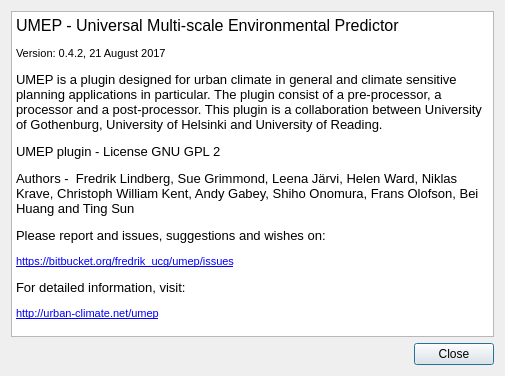
First picture: the form in UMEP_about.ui, repository UMEP-dev/UMEP, before the edit.
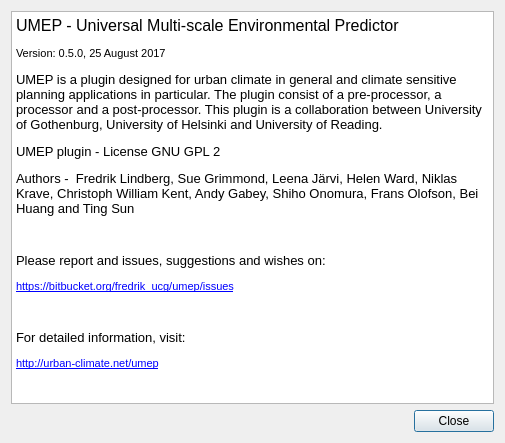
Second picture: the form after the edit.

```diff
--- a/UMEP_about.ui
+++ b/UMEP_about.ui
@@ -7,7 +7,7 @@
     <x>0</x>
     <y>0</y>
     <width>505</width>
-    <height>376</height>
+    <height>443</height>
    </rect>
   </property>
   <property name="windowTitle">
@@ -31,12 +31,14 @@
 p, li { white-space: pre-wrap; }
 &lt;/style&gt;&lt;/head&gt;&lt;body style=&quot; font-family:'MS Shell Dlg 2'; font-size:8.25pt; font-weight:400; font-style:normal;&quot;&gt;
 &lt;p style=&quot; margin-top:0px; margin-bottom:0px; margin-left:0px; margin-right:0px; -qt-block-indent:0; text-indent:0px;&quot;&gt;&lt;span style=&quot; font-size:12pt;&quot;&gt;UMEP - Universal Multi-scale Environmental Predictor &lt;/span&gt;&lt;/p&gt;
-&lt;p style=&quot; margin-top:12px; margin-bottom:12px; margin-left:0px; margin-right:0px; -qt-block-indent:0; text-indent:0px;&quot;&gt;&lt;span style=&quot; font-size:8pt;&quot;&gt;Version: 0.4.2, 21 August 2017&lt;/span&gt;&lt;/p&gt;
+&lt;p style=&quot; margin-top:12px; margin-bottom:12px; margin-left:0px; margin-right:0px; -qt-block-indent:0; text-indent:0px;&quot;&gt;&lt;span style=&quot; font-size:8pt;&quot;&gt;Version: 0.5.0, 25 August 2017&lt;/span&gt;&lt;/p&gt;
 &lt;p style=&quot; margin-top:12px; margin-bottom:12px; margin-left:0px; margin-right:0px; -qt-block-indent:0; text-indent:0px;&quot;&gt;&lt;span style=&quot; font-size:10pt;&quot;&gt;UMEP is a plugin designed for urban climate in general and climate sensitive planning applications in particular. The plugin consist of a pre-processor, a processor and a post-processor. This plugin is a collaboration between University of Gothenburg, University of Helsinki and University of Reading.&lt;/span&gt;&lt;/p&gt;
 &lt;p style=&quot; margin-top:12px; margin-bottom:12px; margin-left:0px; margin-right:0px; -qt-block-indent:0; text-indent:0px;&quot;&gt;&lt;span style=&quot; font-size:10pt;&quot;&gt;UMEP plugin - License GNU GPL 2&lt;/span&gt;&lt;/p&gt;
 &lt;p style=&quot; margin-top:12px; margin-bottom:12px; margin-left:0px; margin-right:0px; -qt-block-indent:0; text-indent:0px;&quot;&gt;&lt;span style=&quot; font-size:10pt;&quot;&gt;Authors -  Fredrik Lindberg, Sue Grimmond, Leena Järvi, Helen Ward, Niklas Krave, Christoph William Kent, Andy Gabey, Shiho Onomura, Frans Olofson, Bei Huang and Ting Sun&lt;/span&gt;&lt;/p&gt;
+&lt;p style=&quot;-qt-paragraph-type:empty; margin-top:12px; margin-bottom:12px; margin-left:0px; margin-right:0px; -qt-block-indent:0; text-indent:0px; font-size:8pt;&quot;&gt;&lt;br /&gt;&lt;/p&gt;
 &lt;p style=&quot; margin-top:12px; margin-bottom:12px; margin-left:0px; margin-right:0px; -qt-block-indent:0; text-indent:0px;&quot;&gt;&lt;span style=&quot; font-size:10pt;&quot;&gt;Please report and issues, suggestions and wishes on:&lt;/span&gt;&lt;/p&gt;
 &lt;p style=&quot; margin-top:12px; margin-bottom:12px; margin-left:0px; margin-right:0px; -qt-block-indent:0; text-indent:0px;&quot;&gt;&lt;a href=&quot;https://bitbucket.org/fredrik_ucg/umep/issues&quot;&gt;&lt;span style=&quot; font-size:8pt; text-decoration: underline; color:#0000ff;&quot;&gt;https://bitbucket.org/fredrik_ucg/umep/issues&lt;/span&gt;&lt;/a&gt;&lt;/p&gt;
+&lt;p style=&quot;-qt-paragraph-type:empty; margin-top:12px; margin-bottom:12px; margin-left:0px; margin-right:0px; -qt-block-indent:0; text-indent:0px; font-size:8pt;&quot;&gt;&lt;br /&gt;&lt;/p&gt;
 &lt;p style=&quot; margin-top:12px; margin-bottom:12px; margin-left:0px; margin-right:0px; -qt-block-indent:0; text-indent:0px;&quot;&gt;&lt;span style=&quot; font-size:10pt;&quot;&gt;For detailed information, visit:&lt;/span&gt;&lt;/p&gt;
 &lt;p style=&quot; margin-top:12px; margin-bottom:12px; margin-left:0px; margin-right:0px; -qt-block-indent:0; text-indent:0px;&quot;&gt;&lt;a href=&quot;http://urban-climate.net/umep&quot;&gt;&lt;span style=&quot; font-size:8pt; text-decoration: underline; color:#0000ff;&quot;&gt;http://urban-climate.net/umep&lt;/span&gt;&lt;/a&gt;&lt;/p&gt;&lt;/body&gt;&lt;/html&gt;</string>
      </property>
```
